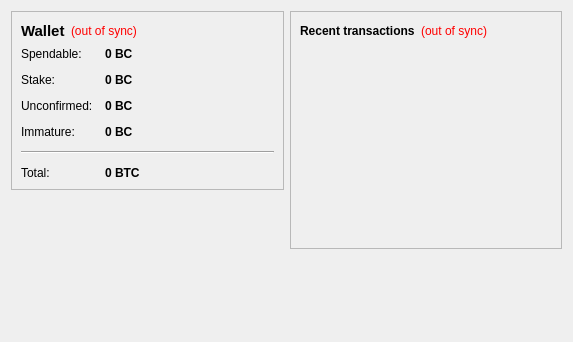
Above: src/qt/forms/overviewpage.ui from OZmasterAI/Torus-PoS-UTXO before the change. Below: the same form after it.
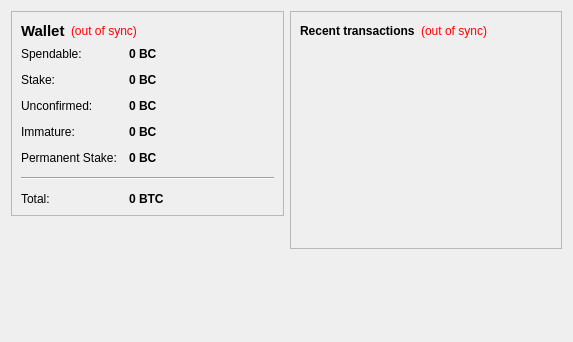
That is the form after the change.

Commit message:
feat: add permanent staking display to Qt wallet GUI
- WalletModel: add getPermanentStakeBalance() getter, cache, and extend
  balanceChanged signal with 5th parameter
- OverviewPage: show "Permanent Stake" balance row (hidden when zero),
  include in total balance calculation
- SendCoinsDialog: update slot signature for new signal parameter
- TransactionRecord: add PermanentStakeLock type for transaction history
- TransactionTableModel: display "Permanent Stake Lock" label with
  minted icon for lock transactions

Patch:
```diff
--- a/src/qt/forms/overviewpage.ui
+++ b/src/qt/forms/overviewpage.ui
@@ -196,21 +196,47 @@
             </property>
            </widget>
           </item>
-          <item row="4" column="0" colspan="2">
+          <item row="4" column="0">
+           <widget class="QLabel" name="labelPermanentStakeText">
+            <property name="text">
+             <string>Permanent Stake:</string>
+            </property>
+           </widget>
+          </item>
+          <item row="4" column="1">
+           <widget class="QLabel" name="labelPermanentStake">
+            <property name="font">
+             <font>
+              <weight>75</weight>
+              <bold>true</bold>
+             </font>
+            </property>
+            <property name="toolTip">
+             <string>Coins permanently locked for staking. These cannot be spent but earn staking rewards.</string>
+            </property>
+            <property name="text">
+             <string notr="true">0 BC</string>
+            </property>
+            <property name="textInteractionFlags">
+             <set>Qt::LinksAccessibleByMouse|Qt::TextSelectableByKeyboard|Qt::TextSelectableByMouse</set>
+            </property>
+           </widget>
+          </item>
+          <item row="5" column="0" colspan="2">
            <widget class="Line" name="line">
             <property name="orientation">
              <enum>Qt::Horizontal</enum>
             </property>
            </widget>
           </item>
-          <item row="5" column="0">
+          <item row="6" column="0">
            <widget class="QLabel" name="labelTotalText">
             <property name="text">
              <string>Total:</string>
             </property>
            </widget>
           </item>
-          <item row="5" column="1">
+          <item row="6" column="1">
            <widget class="QLabel" name="labelTotal">
             <property name="font">
              <font>
```
The commit also changes 9 other files.
